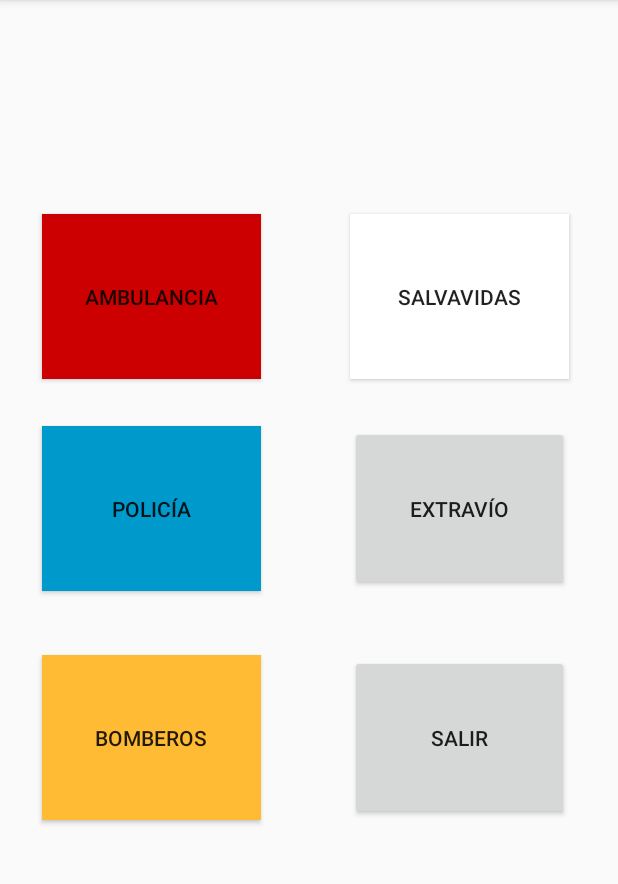
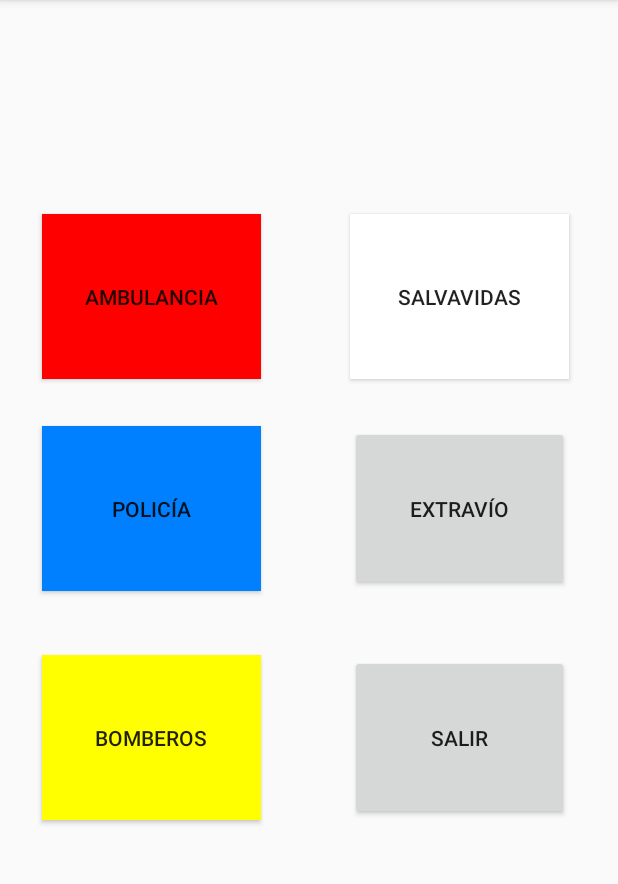
Before and after one commit to adrianLgaL/MyEasyAlert, an Android app: the Menu screen opened directly, with no data from a screen before it, on a phone screen of 412 x 824 dp, the part 84-968 px from its top. Run offline under Robolectric (Android 15) with nearby library versions, the phone set to English and light mode, and no system bars.

Commit message:
colores en botones

```diff
--- a/HackatonSeguridad/app/src/main/res/layout/activity_menu.xml
+++ b/HackatonSeguridad/app/src/main/res/layout/activity_menu.xml
@@ -15,7 +15,7 @@
         android:layout_marginEnd="8dp"
         android:layout_marginStart="8dp"
         android:layout_marginTop="8dp"
-        android:background="@android:color/holo_red_dark"
+        android:background="#FF0000"
         android:text="Ambulancia"
         app:layout_constraintBottom_toBottomOf="parent"
         app:layout_constraintEnd_toEndOf="parent"
@@ -49,7 +49,7 @@
         android:layout_marginEnd="8dp"
         android:layout_marginStart="8dp"
         android:layout_marginTop="8dp"
-        android:background="@android:color/holo_blue_dark"
+        android:background="#0080FF"
         android:text="Policía"
         app:layout_constraintBottom_toBottomOf="parent"
         app:layout_constraintEnd_toEndOf="parent"
@@ -99,7 +99,7 @@
         android:layout_marginEnd="8dp"
         android:layout_marginStart="8dp"
         android:layout_marginTop="8dp"
-        android:background="@android:color/holo_orange_light"
+        android:background="#FFFF00"
         android:text="Bomberos"
         app:layout_constraintBottom_toBottomOf="parent"
         app:layout_constraintEnd_toEndOf="parent"
```
